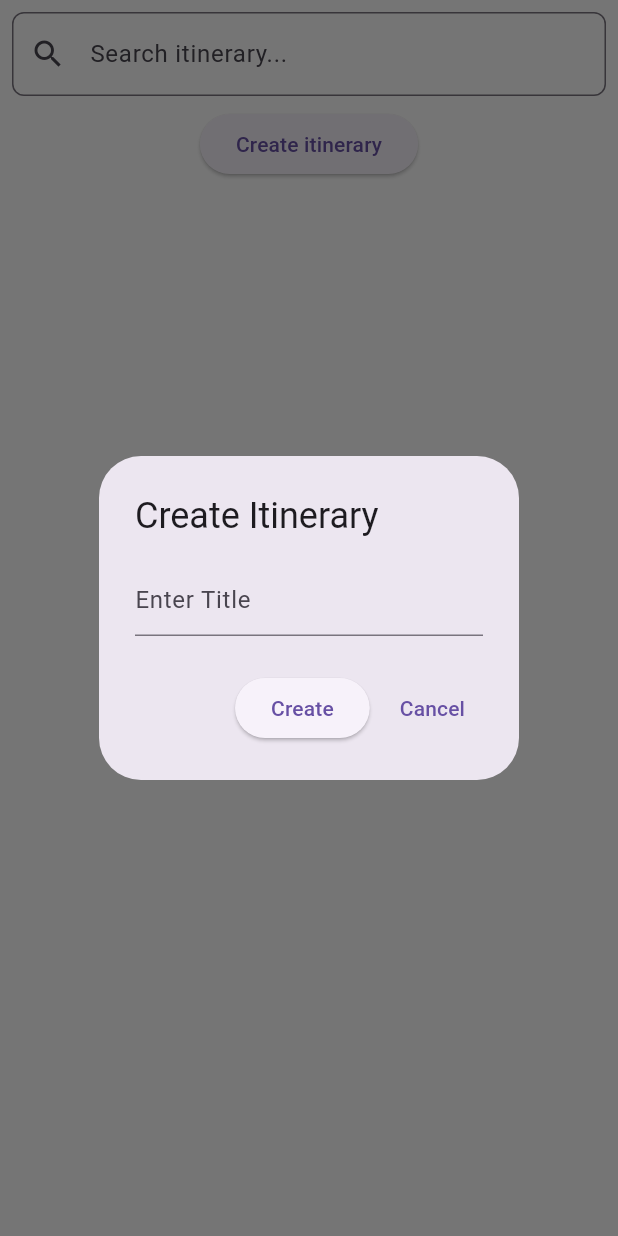
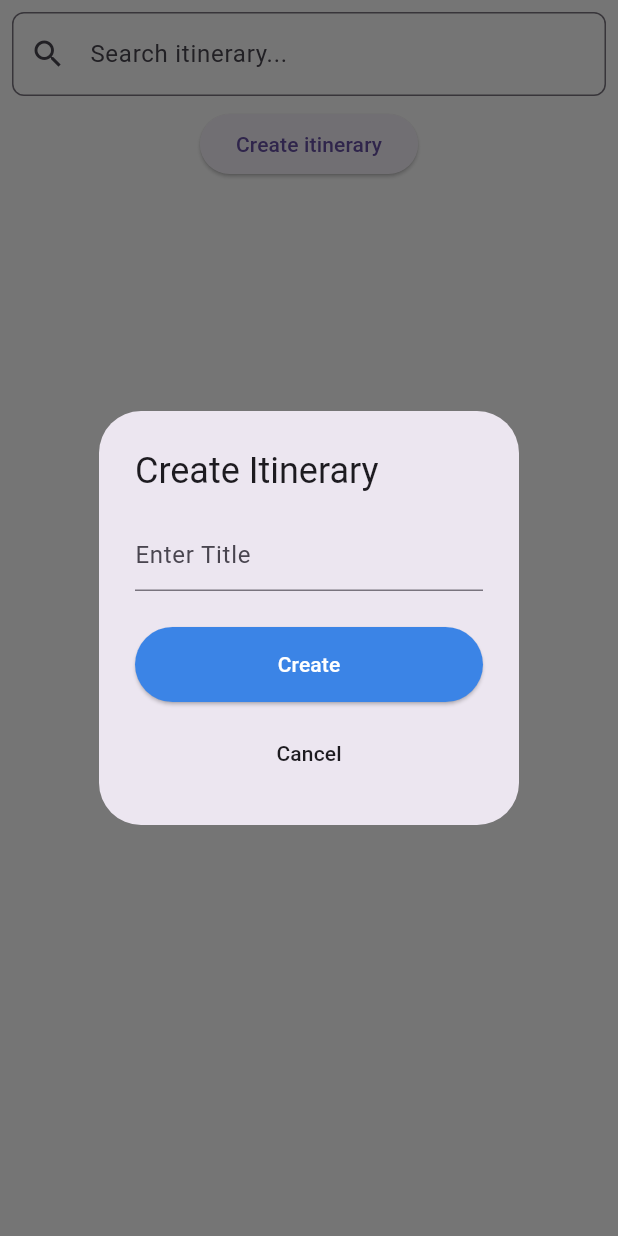
Before and after one commit to salvatorecalo/Amathia, a Flutter app: the ItinerariesPage screen opened directly with empty values, after a tap on "Create itinerary", on a phone screen of 412 x 824 dp. Run offline on Flutter 3.47's test engine with Material 3 defaults, Android fonts, the phone set to English and light mode, and no system bars; our stand-ins replace email_validator, flutter_riverpod, shared_preferences, supabase_flutter; accounts and stored records are empty; generated files the repository leaves out were written again.

Commit message:
fix: fix little ui detail

```diff
--- a/lib/src/screens/home_page/pages/itinerari_page/itinerari_page.dart
+++ b/lib/src/screens/home_page/pages/itinerari_page/itinerari_page.dart
@@ -1,4 +1,5 @@
 import 'package:amathia/provider/itinerary_provider.dart';
+import 'package:amathia/src/costants/costants.dart';
 import 'package:amathia/src/screens/home_page/pages/itinerari_page/model/itineraries.dart';
 import 'package:amathia/src/screens/home_page/pages/itinerari_page/widget/Itinerari_card_page.dart';
 import 'package:flutter/material.dart';
@@ -97,7 +98,9 @@ class _ItinerariesPageState extends ConsumerState<ItinerariesPage> {
                                 IconButton(
                                   icon: const Icon(Icons.delete),
                                   onPressed: () => ref
-                                      .read(itineraryNotifierProvider(widget.userId).notifier)
+                                      .read(itineraryNotifierProvider(
+                                              widget.userId)
+                                          .notifier)
                                       .deleteItinerary(itinerary.id),
                                 ),
                               ],
@@ -120,6 +123,9 @@ class _ItinerariesPageState extends ConsumerState<ItinerariesPage> {
   showDialog(
     context: context,
     builder: (context) {
+      final theme = Theme.of(context);
+      final textColor = theme.colorScheme.onSurface; // Colore testo dinamico
+
       return AlertDialog(
         title: const Text('Create Itinerary'),
         content: Column(
@@ -129,11 +135,18 @@ class _ItinerariesPageState extends ConsumerState<ItinerariesPage> {
               controller: titleController,
               decoration: const InputDecoration(hintText: 'Enter Title'),
             ),
-
           ],
         ),
         actions: [
+          Column(
+            mainAxisSize: MainAxisSize.min,
+            children: [
               ElevatedButton(
+                style: ElevatedButton.styleFrom(
+                  foregroundColor: white,
+                  backgroundColor: blue,
+                  minimumSize: const Size(double.infinity, 50), // Aggiungi una larghezza di 100%
+                ),
                 onPressed: () {
                   final newItinerary = Itinerary(
                     id: uuid.v4(),
@@ -147,11 +160,22 @@ class _ItinerariesPageState extends ConsumerState<ItinerariesPage> {
                       .addItinerary(newItinerary);
                   Navigator.pop(context);
                 },
-              child: const Text('Create'),
+                child: const Text(
+                  'Create',
+                  style: TextStyle(
+                    color: white,
                   ),
+                ),
+              ),
+              const SizedBox(height: 10),
               TextButton(
+                style: TextButton.styleFrom(
+                  foregroundColor: textColor, // Imposta il colore dinamico del testo
+                ),
                 onPressed: () => Navigator.pop(context),
                 child: const Text('Cancel'),
+              ),
+            ],
           ),
         ],
       );
@@ -166,6 +190,9 @@ class _ItinerariesPageState extends ConsumerState<ItinerariesPage> {
   showDialog(
     context: context,
     builder: (context) {
+      final theme = Theme.of(context);
+      final textColor = theme.colorScheme.onSurface; // Colore testo dinamico
+
       return AlertDialog(
         title: const Text('Edit Itinerary'),
         content: TextField(
@@ -173,7 +200,15 @@ class _ItinerariesPageState extends ConsumerState<ItinerariesPage> {
           decoration: const InputDecoration(hintText: 'Enter new title'),
         ),
         actions: [
+          Column(
+            mainAxisSize: MainAxisSize.min,
+            children: [
               ElevatedButton(
+                style: ElevatedButton.styleFrom(
+                  foregroundColor: white,
+                  backgroundColor: blue,
+                  minimumSize: const Size(double.infinity, 50), // Aggiungi una larghezza di 100%
+                ),
                 onPressed: () {
                   final updatedItinerary =
                       itinerary.copyWith(title: titleController.text);
@@ -182,11 +217,19 @@ class _ItinerariesPageState extends ConsumerState<ItinerariesPage> {
                       .updateItinerary(updatedItinerary);
                   Navigator.pop(context);
                 },
-              child: const Text('Save'),
+                child: const Text(
+                  'Save',
                 ),
+              ),
+              const SizedBox(height: 10),
               TextButton(
+                style: TextButton.styleFrom(
+                  foregroundColor: textColor, // Imposta il colore dinamico del testo
+                ),
                 onPressed: () => Navigator.pop(context),
                 child: const Text('Cancel'),
+              ),
+            ],
           ),
         ],
       );
```
Lines whose indentation alone changed are shown as unchanged.
